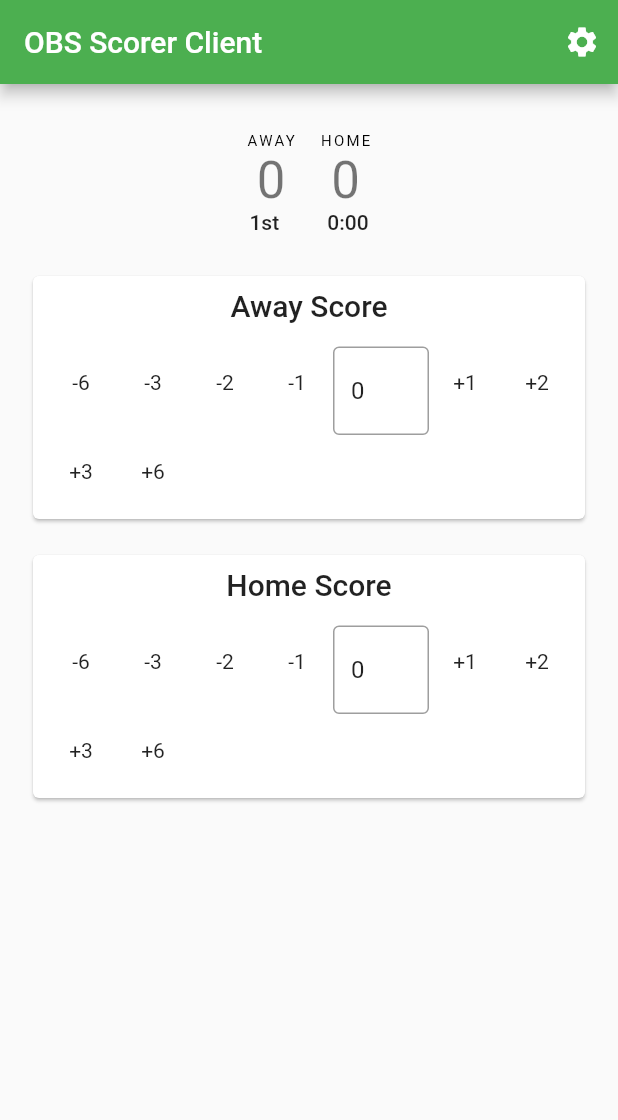
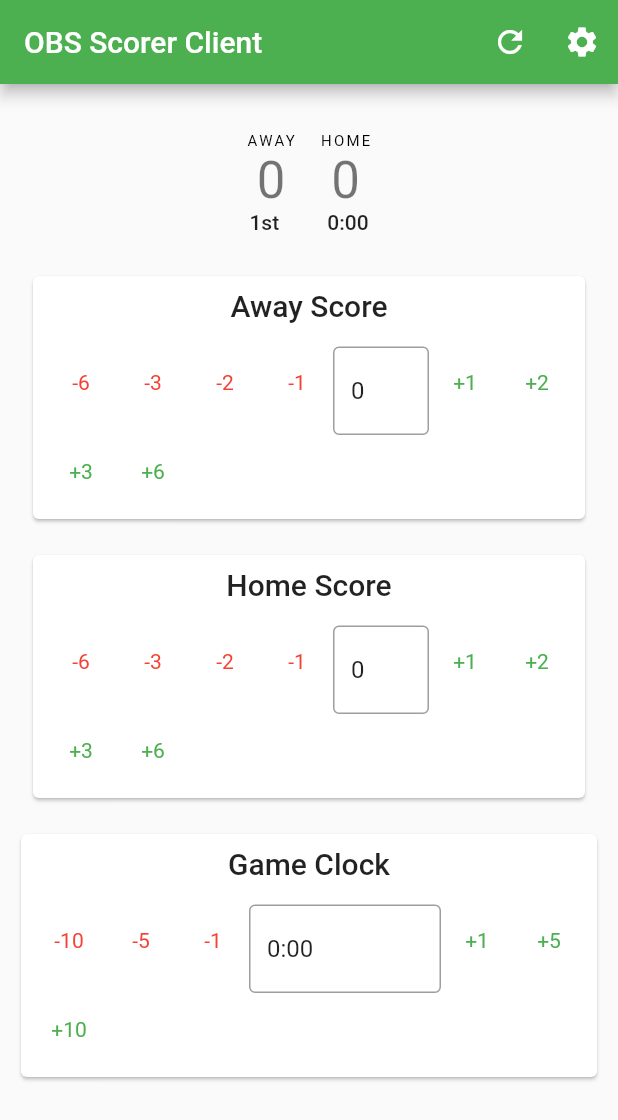
Before and after one commit to bleonard252/obs-scorer-client, a Flutter app: the HomeView screen opened directly, on a phone screen of 412 x 824 dp. Shown: the top 1120 px of the screen. Run offline on Flutter 3.47's test engine with Material 2 defaults, Android fonts, the phone set to English and light mode, and no system bars; our stand-ins replace flutter_riverpod, flutter_settings_screens, freezed_annotation, hive, loggy; missing offline and left inert: obs_websocket; accounts and stored records are empty.

Commit message:
fix bug, move providers around, ???, profit
Signed-off-by: Blake <blake@1024256.xyz>

```diff
--- a/lib/main.dart
+++ b/lib/main.dart
@@ -61,6 +61,6 @@
     final response = await obsWebSocket.send("GetInputSettings", {
       "inputName": inputName,
     });
-    return response?.responseData?["text"];
+    return response?.responseData?["inputSettings"]["text"];
   }
 }
--- a/lib/src/state_class.dart
+++ b/lib/src/state_class.dart
@@ -21,8 +21,16 @@
   final int minutes;
   final int seconds;
   const GameClockState(this.minutes, this.seconds);
+
+  const GameClockState.fromSeconds(int seconds)
+      : minutes = seconds ~/ 60,
+        seconds = seconds % 60;
   @override
   String toString() {
     return "$minutes:${seconds.toString().padLeft(2, "0")}";
   }
+
+  int toSeconds() {
+    return (minutes * 60) + seconds;
+  }
 }
--- a/lib/views/home.dart
+++ b/lib/views/home.dart
@@ -1,10 +1,12 @@
 import 'package:flutter/foundation.dart';
 import 'package:flutter/material.dart';
 import 'package:flutter_riverpod/flutter_riverpod.dart';
+import 'package:loggy/loggy.dart';
 import 'package:obs_scorer_client/main.dart';
 import 'package:obs_scorer_client/src/settings.dart';
 import 'package:obs_scorer_client/src/state_class.dart';
 import 'package:obs_scorer_client/views/settings.dart';
+import 'package:obs_scorer_client/views/widgets/clock.dart';
 import 'package:obs_scorer_client/views/widgets/scores.dart';
 import 'package:obs_scorer_client/views/widgets/summary.dart';
 import 'package:obs_websocket/obs_websocket.dart';
@@ -15,21 +17,19 @@
   ref.onDispose(() {
     socket.close();
   });
-  // hoping I don't need to say this because it isn't mentioned anywhere
-  // await socket.init();
-  // await socket.authenticate();
   return socket;
 });
 
-final gameStateProvider = StateProvider<GameState>((ref) {
+final gameStateLogger = Loggy("gameStateProvider");
+final _gameStateProvider = StreamProvider<GameState>((ref) async* {
+  //yield const GameState(awayScore: 42);
   final box = ref.watch(settingsProvider);
-  final sock = ref.watch(socketProvider).value;
-  Future(() async {
-    late final GameState gameState;
-    try {
-      gameState = ref.controller.state;
-    } catch (e) {
-      gameState = const GameState();
+  ObsWebSocket? sock = ref.watch(socketProvider).value;
+  if (sock == null) {
+    if (kDebugMode) {
+      gameStateLogger.warning("Socket is null, stopping stream");
+    }
+    return;
   }
   int? awayScore;
   int? homeScore;
@@ -37,11 +37,11 @@
   String? quarter;
   GameClockState? clock;
   try {
-      awayScore = box.source.awayScore?.isNotEmpty == true ? await sock?.inputs.getText(box.source.awayScore ?? "").then((value) => int.tryParse(value ?? "")) : null;
-      homeScore = box.source.homeScore?.isNotEmpty == true ? await sock?.inputs.getText(box.source.homeScore ?? "").then((value) => int.tryParse(value ?? "")) : null;
-      downs = box.source.downs?.isNotEmpty == true ? await sock?.inputs.getText(box.source.downs ?? "") : null;
-      quarter = box.source.quarter?.isNotEmpty == true ? await sock?.inputs.getText(box.source.quarter ?? "") : null;
-      final clockString = box.source.clock?.isNotEmpty == true ? await sock?.inputs.getText(box.source.clock ?? "") : null;
+    awayScore = box.source.awayScore?.isNotEmpty == true ? await sock.inputs.getText(box.source.awayScore ?? "").then((value) => int.parse(value ?? "-1")).catchError((e) => 88) : null;
+    homeScore = box.source.homeScore?.isNotEmpty == true ? await sock.inputs.getText(box.source.homeScore ?? "").then((value) => int.parse(value ?? "-1")).catchError((e) => 0) : null;
+    downs = box.source.downs?.isNotEmpty == true ? await sock.inputs.getText(box.source.downs ?? "--").catchError((e) => "") : null;
+    quarter = box.source.quarter?.isNotEmpty == true ? await sock.inputs.getText(box.source.quarter ?? "--").catchError((e) => "") : null;
+    final clockString = box.source.clock?.isNotEmpty == true ? await sock.inputs.getText(box.source.clock ?? "-1:-1").catchError((e) => "") : null;
     if (clockString != null) {
       final split = clockString.split(":");
       if (split.length == 2) {
@@ -54,19 +54,39 @@
     }
     return;
   }
-    ref.controller.state = ref.controller.state.copyWith(
-      clock: clock ?? gameState.clock,
-      awayScore: awayScore ?? gameState.awayScore,
-      homeScore: homeScore ?? gameState.homeScore,
-      downs: downs ?? gameState.downs,
-      quarter: quarter ?? gameState.quarter,
+  GameState state = GameState();
+  // yield GameState(
+  //   clock: clock ?? defaults.clock,
+  //   awayScore: awayScore ?? defaults.awayScore,
+  //   homeScore: homeScore ?? defaults.homeScore,
+  //   downs: downs ?? defaults.downs,
+  //   quarter: quarter ?? defaults.quarter,
+  // );
+  if (awayScore != null) state = state.copyWith(awayScore: awayScore);
+  if (homeScore != null) state = state.copyWith(homeScore: homeScore);
+  if (downs != null) state = state.copyWith(downs: downs);
+  if (quarter != null) state = state.copyWith(quarter: quarter);
+  if (clock != null) state = state.copyWith(clock: clock);
+  yield state;
+  return;
+});
+
+refreshGameState(ref) => ref.refresh(_gameStateProvider);
+
+var _lastGameState = const GameState(clock: GameClockState(43, 21));
+
+final gameStateProvider = Provider<GameState>((ref) {
+  return ref.watch(_gameStateProvider).map<GameState>(
+    data: (data) {
+      _lastGameState = data.value;
+      return data.value;
+    },
+    error: (e) {
+      gameStateLogger.error("Error in game state", e.error);
+      return const GameState();
+    },
+    loading: (_) => _lastGameState,
   );
-  });
-  try {
-    return ref.controller.state;
-  } catch (e) {
-    return const GameState();
-  }
 });
 
 class HomeView extends ConsumerWidget {
@@ -80,19 +100,47 @@
       appBar: AppBar(
         title: const Text("OBS Scorer Client"),
         actions: [
-          Tooltip(
-            message: "Settings",
-            child: IconButton(
+          // refresh button with tooltip
+          IconButton(
+            icon: const Icon(Icons.refresh),
+            tooltip: "Refresh",
+            onPressed: () {
+              ref.refresh(_gameStateProvider);
+            },
+          ),
+          IconButton(
             icon: const Icon(Icons.settings),
+            tooltip: "Settings",
             onPressed: () {
               Navigator.push(context, MaterialPageRoute(builder: (context) => const SettingsView()));
             }
           ),
-          )
         ],
       ),
       body: Column(
         children: [
+          Consumer(builder: ((context, ref, child) {
+            ref.listen(socketProvider, (previous, next) {
+              next.maybeWhen(
+                orElse: () {},
+                error: (error, stackTrace) {
+                  ScaffoldMessenger.of(context).showSnackBar(SnackBar(
+                    content: Text(error.toString()),
+                    duration: const Duration(seconds: 60),
+                    action: SnackBarAction(
+                      label: "Reconnect",
+                      onPressed: () {
+                        ScaffoldMessenger.of(context).hideCurrentSnackBar();
+                        ref.refresh(socketProvider);
+                      },
+                    ),
+                  ));
+                }
+              );
+            });
+
+            return Container();
+          })),
           const Center(child: Padding(padding: EdgeInsets.all(16.0), child: GameStateSummaryWidget())),
           Wrap(
             children: [
@@ -108,6 +156,21 @@
               ),
             ],
           ),
+          // Wrap(
+          //   children: [
+          //     ScoreEditorCard(
+          //       title: "Away Score",
+          //       score: gameState.awayScore,
+          //       setting: SourceSetting.awayScore,
+          //     ),
+          //     ScoreEditorCard(
+          //       title: "Home Score",
+          //       score: gameState.homeScore,
+          //       setting: SourceSetting.homeScore,
+          //     ),
+          //   ],
+          // ),
+          ClockEditorCard(clock: gameState.clock),
         ],
       ),
     );
--- /dev/null
+++ b/lib/views/widgets/clock.dart
@@ -0,0 +1,80 @@
+import 'package:flutter/material.dart';
+import 'package:flutter_riverpod/flutter_riverpod.dart';
+import 'package:hive/hive.dart';
+import 'package:obs_scorer_client/main.dart';
+import 'package:obs_scorer_client/src/state_class.dart';
+import 'package:obs_scorer_client/views/home.dart';
+import 'package:obs_scorer_client/src/settings.dart';
+
+class ClockEditorCard extends ConsumerWidget {
+  final GameClockState clock;
+  const ClockEditorCard({Key? key, required this.clock}) : super(key: key);
+
+  @override
+  Widget build(BuildContext context, WidgetRef ref) {
+    return Padding(
+      padding: const EdgeInsets.all(8.0),
+      child: Card(
+        child: Padding(
+          padding: const EdgeInsets.all(8.0),
+          child: Column(
+            crossAxisAlignment: CrossAxisAlignment.center,
+            children: [
+              Text("Game Clock", style: Theme.of(context).textTheme.headline6),
+              const SizedBox(height: 16),
+              Wrap(children: [
+                IconButton(onPressed: () => modSeconds(ref, -10), icon: const Text("-10", style: TextStyle(color: Colors.red))),
+                IconButton(onPressed: () => modSeconds(ref, -5), icon: const Text("-5", style: TextStyle(color: Colors.red))),
+                IconButton(onPressed: () => modSeconds(ref, -1), icon: const Text("-1", style: TextStyle(color: Colors.red))),
+                SizedBox(
+                  width: 128,
+                  child: TextField(
+                    decoration: const InputDecoration(
+                      border: OutlineInputBorder(),
+                      counterText: ""
+                    ),
+                    maxLength: 3,
+                    keyboardType: TextInputType.number,
+                    // onChanged: (value) {
+                    //   ref.state = ref.state.copyWith(awayScore: int.tryParse(value));
+                    // },
+                    onSubmitted: (value) {
+                      // split the string into minutes and seconds
+                      var split = value.split(":");
+                      // if there's no colon, assume it's just seconds
+                      if (split.length == 1) {
+                        if (int.tryParse(split[0]) == null) return;
+                        setClock(ref, int.parse(split[0]));
+                      }
+                      // if there's a colon, assume it's minutes:seconds
+                      else if (split.length == 2) {
+                        if (int.tryParse(split[0]) == null || int.tryParse(split[1]) == null) return;
+                        setClock(ref, int.parse(split[1]), int.parse(split[0]));
+                      }
+                    },
+                    controller: TextEditingController(text: clock.toString()),
+                  ),
+                ),
+                IconButton(onPressed: () => modSeconds(ref, 1), icon: const Text("+1", style: TextStyle(color: Colors.green))),
+                IconButton(onPressed: () => modSeconds(ref, 5), icon: const Text("+5", style: TextStyle(color: Colors.green))),
+                IconButton(onPressed: () => modSeconds(ref, 10), icon: const Text("+10", style: TextStyle(color: Colors.green))),
+              ]),
+            ],
+          ),
+        )
+      )
+    );
+  }
+
+  Future<void> modSeconds(WidgetRef ref, int amount) => setClock(ref, clock.toSeconds() + amount);
+  Future<void> setClock(WidgetRef ref, int seconds, [int minutes = 0]) async {
+    final source = ref.read<Box>(settingsProvider).source.clock;
+    if (source == null) {
+      return;
+    }
+    seconds = seconds + (minutes * 60);
+    await (ref.read(socketProvider).value?.inputs.setText(source, GameClockState.fromSeconds(seconds).toString()) ?? Future.value());
+    refreshGameState(ref);
+    return;
+  }
+}
--- a/lib/views/widgets/scores.dart
+++ b/lib/views/widgets/scores.dart
@@ -11,8 +11,6 @@
 
   @override
   Widget build(BuildContext context, WidgetRef ref) {
-    //final gameState = ref.watch(gameStateProvider);
-    // gonna need the socket provider here to change the score
     return Padding(
       padding: const EdgeInsets.all(8.0),
       child: Card(
@@ -24,10 +22,10 @@
               Text(title, style: Theme.of(context).textTheme.headline6),
               const SizedBox(height: 16),
               Wrap(children: [
-                IconButton(onPressed: () => modScore(ref, -6), icon: const Text("-6")),
-                IconButton(onPressed: () => modScore(ref, -3), icon: const Text("-3")),
-                IconButton(onPressed: () => modScore(ref, -2), icon: const Text("-2")),
-                IconButton(onPressed: () => modScore(ref, -1), icon: const Text("-1")),
+                IconButton(onPressed: () => modScore(ref, -6), icon: const Text("-6", style: TextStyle(color: Colors.red))),
+                IconButton(onPressed: () => modScore(ref, -3), icon: const Text("-3", style: TextStyle(color: Colors.red))),
+                IconButton(onPressed: () => modScore(ref, -2), icon: const Text("-2", style: TextStyle(color: Colors.red))),
+                IconButton(onPressed: () => modScore(ref, -1), icon: const Text("-1", style: TextStyle(color: Colors.red))),
                 SizedBox(
                   width: 64,
                   child: TextField(
@@ -47,10 +45,10 @@
                     controller: TextEditingController(text: score.toString()),
                   ),
                 ),
-                IconButton(onPressed: () => modScore(ref, 1), icon: const Text("+1")),
-                IconButton(onPressed: () => modScore(ref, 2), icon: const Text("+2")),
-                IconButton(onPressed: () => modScore(ref, 3), icon: const Text("+3")),
-                IconButton(onPressed: () => modScore(ref, 6), icon: const Text("+6")),
+                IconButton(onPressed: () => modScore(ref, 1), icon: const Text("+1", style: TextStyle(color: Colors.green))),
+                IconButton(onPressed: () => modScore(ref, 2), icon: const Text("+2", style: TextStyle(color: Colors.green))),
+                IconButton(onPressed: () => modScore(ref, 3), icon: const Text("+3", style: TextStyle(color: Colors.green))),
+                IconButton(onPressed: () => modScore(ref, 6), icon: const Text("+6", style: TextStyle(color: Colors.green))),
               ]),
             ],
           ),
@@ -66,7 +64,7 @@
       return;
     }
     await (ref.read(socketProvider).value?.inputs.setText(source, value.toString()) ?? Future.value());
-    ref.refresh(gameStateProvider);
+    refreshGameState(ref);
     return;
   }
 }
--- a/pubspec.yaml
+++ b/pubspec.yaml
@@ -42,6 +42,7 @@
   riverpod: ^1.0.3+1
   flutter_riverpod: ^1.0.3+1
   flutter_settings_screens: ^0.3.3-null-safety+2
+  loggy: ^2.0.1+1
 
 dev_dependencies:
   flutter_test:
```
Also changed, not shown: pubspec.lock. Lines whose indentation alone changed are shown as unchanged.
